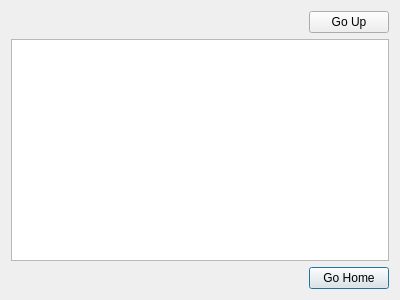
The window that ui/girderfilebrowserdialog.ui (psavery/girderfilebrowser) describes before a commit, drawn with Qt 5.
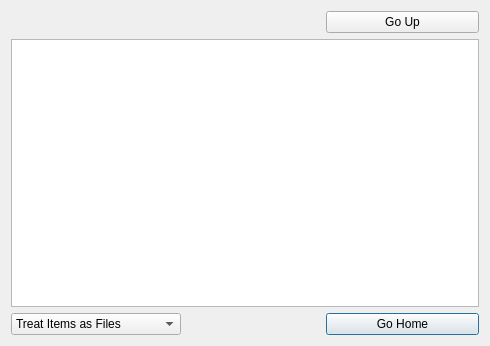
The same window after the commit.

Commit message: Added item mode QComboBox in the dialog that works properly

What changed in the file:
```diff
--- a/ui/girderfilebrowserdialog.ui
+++ b/ui/girderfilebrowserdialog.ui
@@ -6,49 +6,42 @@
    <rect>
     <x>0</x>
     <y>0</y>
-    <width>400</width>
-    <height>300</height>
+    <width>490</width>
+    <height>346</height>
    </rect>
   </property>
   <property name="windowTitle">
    <string>Girder File Browser</string>
   </property>
   <layout class="QGridLayout" name="gridLayout">
-   <item row="2" column="1">
+   <property name="sizeConstraint">
+    <enum>QLayout::SetDefaultConstraint</enum>
+   </property>
+   <property name="horizontalSpacing">
+    <number>9</number>
+   </property>
+   <item row="2" column="2">
     <widget class="QPushButton" name="push_goHome">
      <property name="text">
       <string>Go Home</string>
      </property>
     </widget>
    </item>
-   <item row="0" column="1">
+   <item row="0" column="2">
     <widget class="QPushButton" name="push_goUpDir">
      <property name="text">
       <string>Go Up</string>
      </property>
     </widget>
    </item>
-   <item row="1" column="0" colspan="2">
+   <item row="1" column="0" colspan="3">
     <widget class="QListView" name="list_fileBrowser">
      <property name="editTriggers">
       <set>QAbstractItemView::NoEditTriggers</set>
      </property>
     </widget>
    </item>
-   <item row="2" column="0">
-    <spacer name="horizontalSpacer">
-     <property name="orientation">
-      <enum>Qt::Horizontal</enum>
-     </property>
-     <property name="sizeHint" stdset="0">
-      <size>
-       <width>40</width>
-       <height>20</height>
-      </size>
-     </property>
-    </spacer>
-   </item>
-   <item row="0" column="0">
+   <item row="0" column="0" colspan="2">
     <layout class="QHBoxLayout" name="layout_rootPath">
      <property name="spacing">
       <number>1</number>
@@ -58,6 +51,38 @@
      </property>
     </layout>
    </item>
+   <item row="2" column="0" colspan="2">
+    <widget class="QComboBox" name="combo_itemMode">
+     <property name="sizePolicy">
+      <sizepolicy hsizetype="Fixed" vsizetype="Fixed">
+       <horstretch>0</horstretch>
+       <verstretch>0</verstretch>
+      </sizepolicy>
+     </property>
+     <property name="minimumSize">
+      <size>
+       <width>170</width>
+       <height>0</height>
+      </size>
+     </property>
+     <property name="toolTip">
+      <string>&lt;html&gt;&lt;head/&gt;&lt;body&gt;&lt;p&gt;Treat items as files, or as folders?&lt;/p&gt;&lt;p&gt;&lt;br/&gt;&lt;/p&gt;&lt;p&gt;&amp;quot;Treat Items as Files&amp;quot; may be significantly faster over a slow internet because it requires fewer api calls.&lt;/p&gt;&lt;p&gt;&lt;br/&gt;&lt;/p&gt;&lt;p&gt;&amp;quot;Treat Items as Folders&amp;quot; will allow one to browse files within items.&lt;/p&gt;&lt;p&gt;&lt;br/&gt;&lt;/p&gt;&lt;p&gt;&amp;quot;Treat Items as Folders&amp;quot; will also check the contents of every item in the current folder. If there is one file in the item and it has the same name as the folder, the file will be moved up one level and the item ignored.&lt;/p&gt;&lt;/body&gt;&lt;/html&gt;</string>
+     </property>
+     <property name="editable">
+      <bool>false</bool>
+     </property>
+     <item>
+      <property name="text">
+       <string>Treat Items as Files</string>
+      </property>
+     </item>
+     <item>
+      <property name="text">
+       <string>Treat Items as Folders</string>
+      </property>
+     </item>
+    </widget>
+   </item>
   </layout>
  </widget>
  <resources/>
```
The commit also changes 2 other files.
